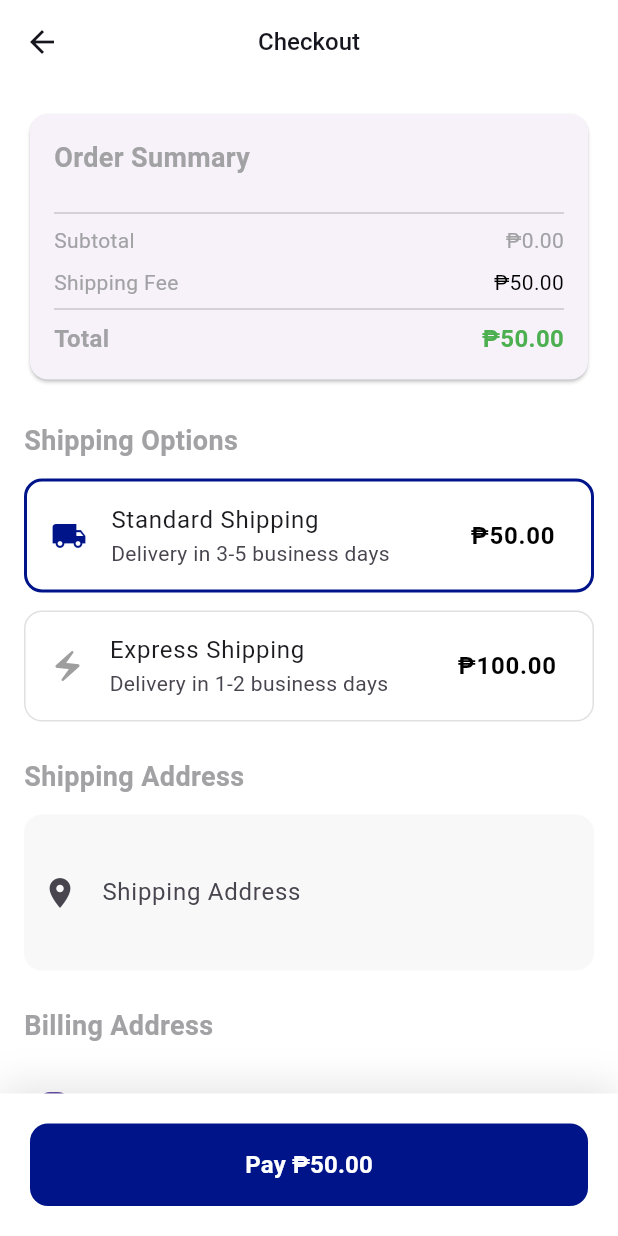
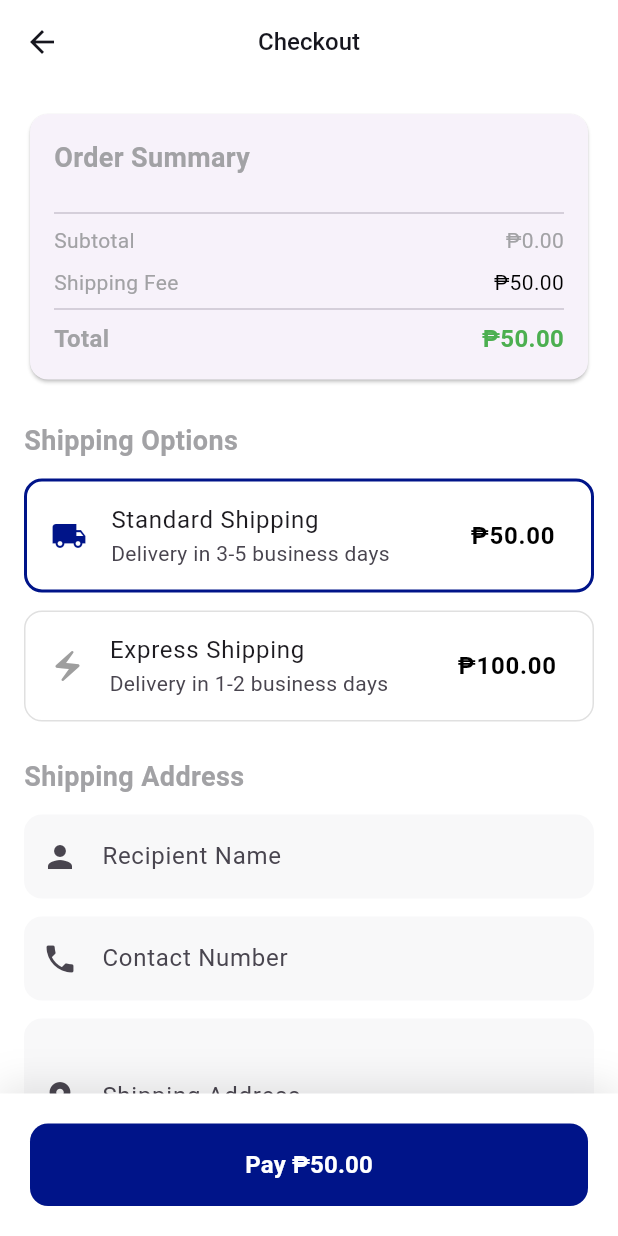
Before and after one commit to Zarathustra09/SaktoSpace, a Flutter app: the CheckoutScreen screen opened directly with empty values, on a phone screen of 412 x 824 dp. Run offline on Flutter 3.47's test engine with Material 3 defaults, Android fonts, the phone set to English and light mode, and no system bars; our stand-ins replace cached_network_image, dash_chat_2, dio, firebase_core, firebase_messaging, flutter_rating_bar and 7 more; missing offline and left inert: ar_flutter_plugin_plus, image_gallery_saver_plus; accounts and stored records are empty; Roboto replaces fonts that are missing (Plus Jakarta).

Commit message:
feat: re-add recipient name and contact fields to checkout process

```diff
--- a/lib/screens/checkout/views/checkout_screen.dart
+++ b/lib/screens/checkout/views/checkout_screen.dart
@@ -29,6 +29,8 @@ class _CheckoutScreenState extends State<CheckoutScreen> {
   final _formKey = GlobalKey<FormState>();
   final _billingAddressController = TextEditingController();
   final _shippingAddressController = TextEditingController();
+  final _shippingNameController = TextEditingController();
+  final _shippingContactController = TextEditingController();
 
   // GCash payment fields
   final _gcashNumberController = TextEditingController();
@@ -64,6 +66,8 @@ class _CheckoutScreenState extends State<CheckoutScreen> {
   void dispose() {
     _billingAddressController.dispose();
     _shippingAddressController.dispose();
+    _shippingNameController.dispose();
+    _shippingContactController.dispose();
     _gcashNumberController.dispose();
     _gcashReferenceController.dispose();
     super.dispose();
@@ -116,6 +120,8 @@ class _CheckoutScreenState extends State<CheckoutScreen> {
           paymentMethod: _selectedPaymentMethod,
           billingAddress: billingAddress,
           shippingAddress: _shippingAddressController.text,
+          recipientName: _shippingNameController.text,
+          recipientContact: _shippingContactController.text,
           shippingFee: _shippingFee,
           metadata: shippingMetadata,
         );
@@ -136,6 +142,8 @@ class _CheckoutScreenState extends State<CheckoutScreen> {
           paymentMethod: _selectedPaymentMethod,
           billingAddress: billingAddress,
           shippingAddress: _shippingAddressController.text,
+          recipientName: _shippingNameController.text,
+          recipientContact: _shippingContactController.text,
           cartItems: paymentItems,
           shippingFee: _shippingFee,
           metadata: shippingMetadata,
@@ -605,6 +613,44 @@ class _CheckoutScreenState extends State<CheckoutScreen> {
                 fontSize: 18,
                 fontWeight: FontWeight.w600,
               ),
+            ),
+            const SizedBox(height: 12),
+            // Recipient name
+            TextFormField(
+              controller: _shippingNameController,
+              decoration: const InputDecoration(
+                labelText: 'Recipient Name',
+                border: OutlineInputBorder(),
+                prefixIcon: Icon(Icons.person),
+              ),
+              validator: (value) {
+                if (value == null || value.trim().isEmpty) {
+                  return 'Please enter recipient name';
+                }
+                return null;
+              },
+            ),
+            const SizedBox(height: 12),
+            // Recipient contact number
+            TextFormField(
+              controller: _shippingContactController,
+              decoration: const InputDecoration(
+                labelText: 'Contact Number',
+                border: OutlineInputBorder(),
+                prefixIcon: Icon(Icons.phone),
+              ),
+              keyboardType: TextInputType.phone,
+              validator: (value) {
+                if (value == null || value.trim().isEmpty) {
+                  return 'Please enter contact number';
+                }
+                // basic phone validation: only digits and optional leading +
+                final cleaned = value.replaceAll(RegExp(r'[^\d+]'), '');
+                if (!RegExp(r'^\+?\d{7,15}$').hasMatch(cleaned)) {
+                  return 'Enter a valid contact number';
+                }
+                return null;
+              },
             ),
             const SizedBox(height: 12),
             TextFormField(
--- a/lib/services/payment/payment_service.dart
+++ b/lib/services/payment/payment_service.dart
@@ -14,6 +14,8 @@ class PaymentService {
     required String paymentMethod,
     required String billingAddress,
     required String shippingAddress,
+    String? recipientName,
+    String? recipientContact,
     String? orderId,
     String? status,
     double shippingFee = 0.0,
@@ -34,6 +36,8 @@ class PaymentService {
       'shipping_address': shippingAddress,
       'status': paymentStatus,
       'shipping_fee': shippingFee,
+      if (recipientName != null) 'recipient_name': recipientName,
+      if (recipientContact != null) 'recipient_contact': recipientContact,
       if (orderId != null) 'order_id': orderId,
       if (metadata != null) 'metadata': metadata,
     };
@@ -113,6 +117,8 @@ class PaymentService {
     required String paymentMethod,
     required String billingAddress,
     required String shippingAddress,
+    String? recipientName,
+    String? recipientContact,
     String? orderId,
     String? status,
     List<Map<String, dynamic>>? cartItems,
@@ -130,6 +136,8 @@ class PaymentService {
       'shipping_address': shippingAddress,
       'status': paymentStatus,
       'shipping_fee': shippingFee,
+      if (recipientName != null) 'recipient_name': recipientName,
+      if (recipientContact != null) 'recipient_contact': recipientContact,
       if (orderId != null) 'order_id': orderId,
       if (cartItems != null && cartItems.isNotEmpty) 'items': cartItems,
       if (metadata != null) 'metadata': metadata,
```
